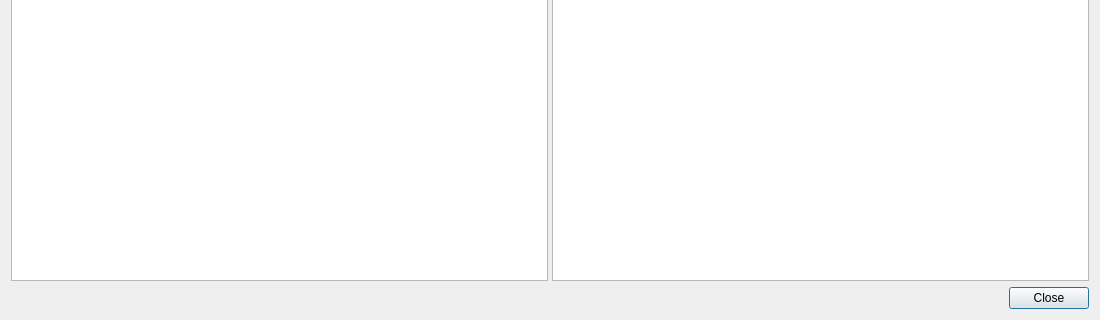
Above: WebsiteEmpire/gui/dialogs/DialogPreviewPage.ui from icingerpower/WebsiteEmpire2 before the change; both pictures show x 0 to 1100 and y 400 to 720 of the 1100 by 720 pixel window. Below: the same form after it.
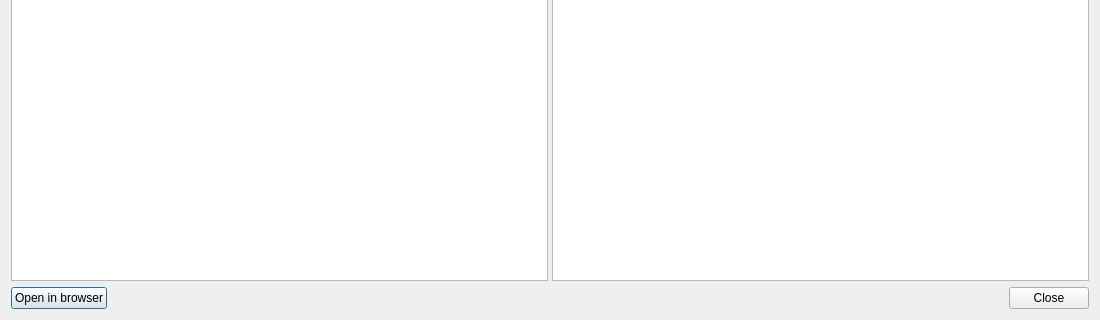
That is the form after the change.

Commit message:
Add Open in browser button to page preview dialog
QTextBrowser has no support for CSS flexbox or media queries so the
in-app preview cannot render modern layouts accurately.  Each language
render now writes the full HTML to /tmp/website_empire_preview_{lang}.html;
the new Open in browser button opens it with QDesktopServices so the
system browser shows the real CSS output.

```diff
--- a/WebsiteEmpire/gui/dialogs/DialogPreviewPage.ui
+++ b/WebsiteEmpire/gui/dialogs/DialogPreviewPage.ui
@@ -32,11 +32,35 @@
     </widget>
    </item>
    <item>
+    <layout class="QHBoxLayout" name="hboxBottom">
+     <item>
+      <widget class="QPushButton" name="btnOpenBrowser">
+       <property name="text">
+        <string>Open in browser</string>
+       </property>
+       <property name="toolTip">
+        <string>Open current page in the system browser for accurate CSS rendering</string>
+       </property>
+      </widget>
+     </item>
+     <item>
+      <spacer name="hspacer">
+       <property name="orientation">
+        <enum>Qt::Orientation::Horizontal</enum>
+       </property>
+       <property name="sizeHint" stdset="0">
+        <size><width>40</width><height>20</height></size>
+       </property>
+      </spacer>
+     </item>
+     <item>
     <widget class="QDialogButtonBox" name="buttonBox">
      <property name="standardButtons">
       <set>QDialogButtonBox::StandardButton::Close</set>
      </property>
     </widget>
+     </item>
+    </layout>
    </item>
   </layout>
  </widget>
```
Lines whose indentation alone changed are shown as unchanged. The commit also changes 2 other files.
